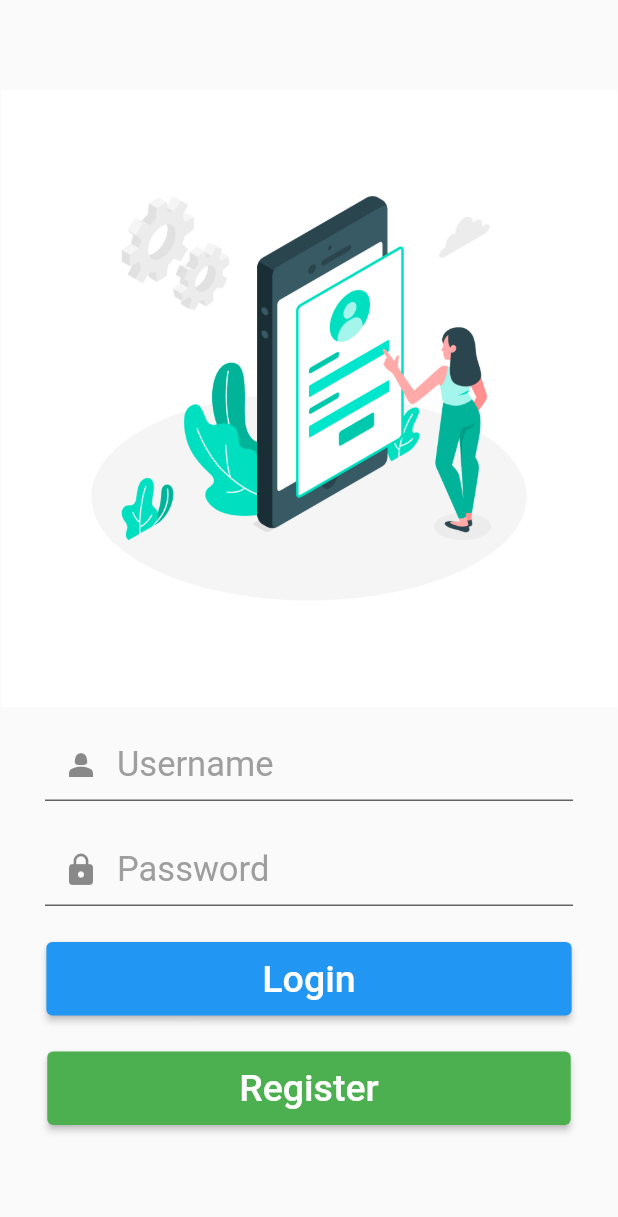
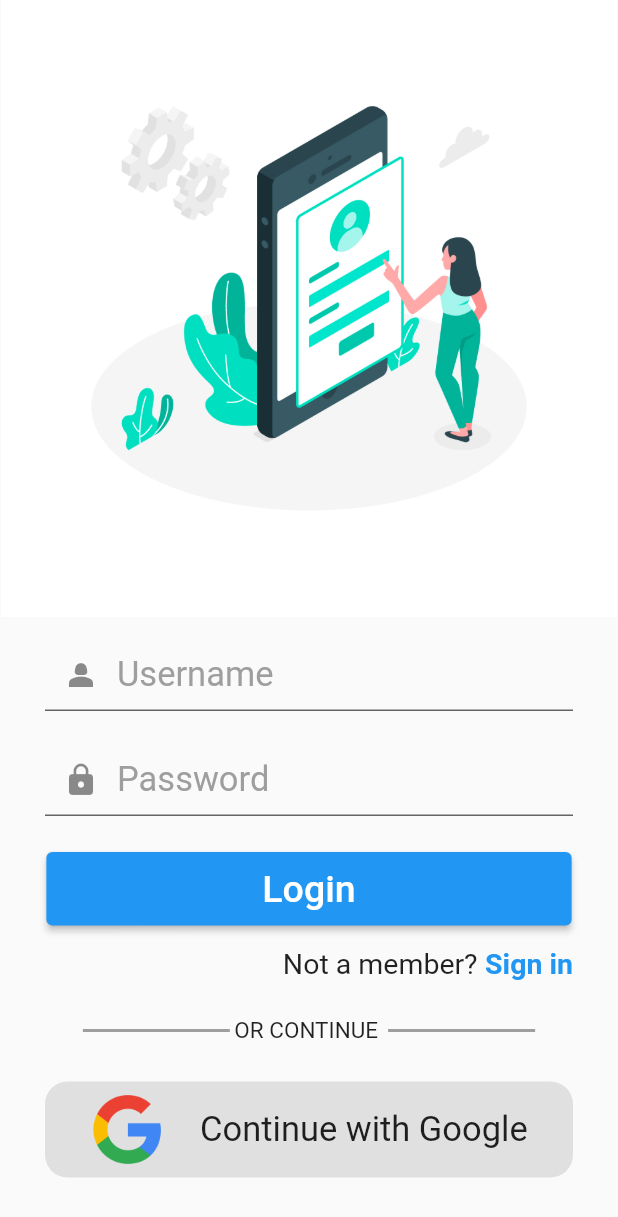
Before and after one commit to pape-medoune/Login-and-Register-UI-with-Flutter, a Flutter app: the screen it shows after launch, on a phone screen of 412 x 824 dp. Shown: the top 1217 px of the screen. Run offline on Flutter 3.47's test engine with Material 2 defaults, Android fonts, the phone set to English and light mode, and no system bars.

Commit message:
Mise à jours

```diff
--- a/lib/pages/login.dart
+++ b/lib/pages/login.dart
@@ -9,9 +9,6 @@ class Login extends StatelessWidget {
       body: SingleChildScrollView(
         child: Column(
           children: [
-            const SizedBox(
-              height: 60,
-            ),
             Column(
               crossAxisAlignment: CrossAxisAlignment.center,
               children: [
@@ -100,25 +97,101 @@ class Login extends StatelessWidget {
                     ],
                   ),
                   const SizedBox(
-                    height: 24,
+                    height: 14,
+                  ),
+                  Row(
+                    mainAxisAlignment: MainAxisAlignment.end,
+                    children: [
+                      const Text(
+                        "Not a member?",
+                        style: TextStyle(
+                          fontSize: 19,
+                        ),
+                      ),
+                      const SizedBox(
+                        width: 5,
+                      ),
+                      InkWell(
+                        child: const Text(
+                          "Sign in",
+                          style: TextStyle(
+                            fontSize: 19,
+                            color: Colors.blue,
+                            fontWeight: FontWeight.bold,
+                          ),
+                        ),
+                        onTap: () {},
+                      )
+                    ],
+                  ),
+                  const SizedBox(
+                    height: 25,
+                  ),
+                  Row(
+                    mainAxisAlignment: MainAxisAlignment.center,
+                    children: [
+                      Container(
+                        margin: const EdgeInsets.only(right: 3),
+                        width: 98,
+                        height: 2,
+                        decoration: BoxDecoration(
+                          color: Colors.grey[500],
+                        ),
+                      ),
+                      const Text(
+                        "OR CONTINUE ",
+                        style: TextStyle(
+                          fontSize: 15,
+                        ),
+                      ),
+                      Container(
+                        margin: const EdgeInsets.only(left: 3),
+                        width: 98,
+                        height: 2,
+                        decoration: BoxDecoration(
+                          color: Colors.grey[500],
+                        ),
+                      ),
+                    ],
+                  ),
+                  const SizedBox(
+                    height: 25,
                   ),
                   Column(
                     children: [
-                      ElevatedButton(
-                        onPressed: () {},
-                        style: ElevatedButton.styleFrom(
-                          padding: const EdgeInsets.symmetric(
-                            horizontal: 128,
-                            vertical: 10,
+                      Container(
+                        padding: const EdgeInsets.all(7),
+                        decoration: BoxDecoration(
+                          // border: Border.all(
+                          //   width: 0.5,
+                          //   color: Colors.black,
+                          // ),
+                          borderRadius: const BorderRadius.all(
+                            Radius.circular(15),
                           ),
-                          backgroundColor: Colors.green,
-                          alignment: Alignment.center,
+                          color: Colors.grey[300],
                         ),
-                        child: const Text("Register",
-                            style: TextStyle(
-                              fontSize: 25,
-                            )),
-                      )
+                        child: Row(
+                          mainAxisAlignment: MainAxisAlignment.spaceEvenly,
+                          crossAxisAlignment: CrossAxisAlignment.center,
+                          children: [
+                            ClipRRect(
+                              borderRadius: BorderRadius.circular(15),
+                              child: Image.asset(
+                                'assets/images/Google_ G _Logo.svg.png',
+                                width: 50,
+                                height: 50,
+                                fit: BoxFit.cover,
+                              ),
+                            ),
+                            const Text(
+                              "Continue with Google",
+                              style: TextStyle(
+                                  fontSize: 23, fontWeight: FontWeight.w400),
+                            ),
+                          ],
+                        ),
+                      ),
                     ],
                   ),
                 ],
--- a/pubspec.yaml
+++ b/pubspec.yaml
@@ -62,6 +62,7 @@ flutter:
   assets:
     - assets/images/blob.png
     - assets/images/Mobile-login-Cristina.jpg
+    - assets/images/Google_ G _Logo.svg.png
 
   # An image asset can refer to one or more resolution-specific "variants", see
   # https://flutter.dev/assets-and-images/#resolution-aware
```
Also changed, not shown: assets/images/Google_ G _Logo.svg.png (added).
